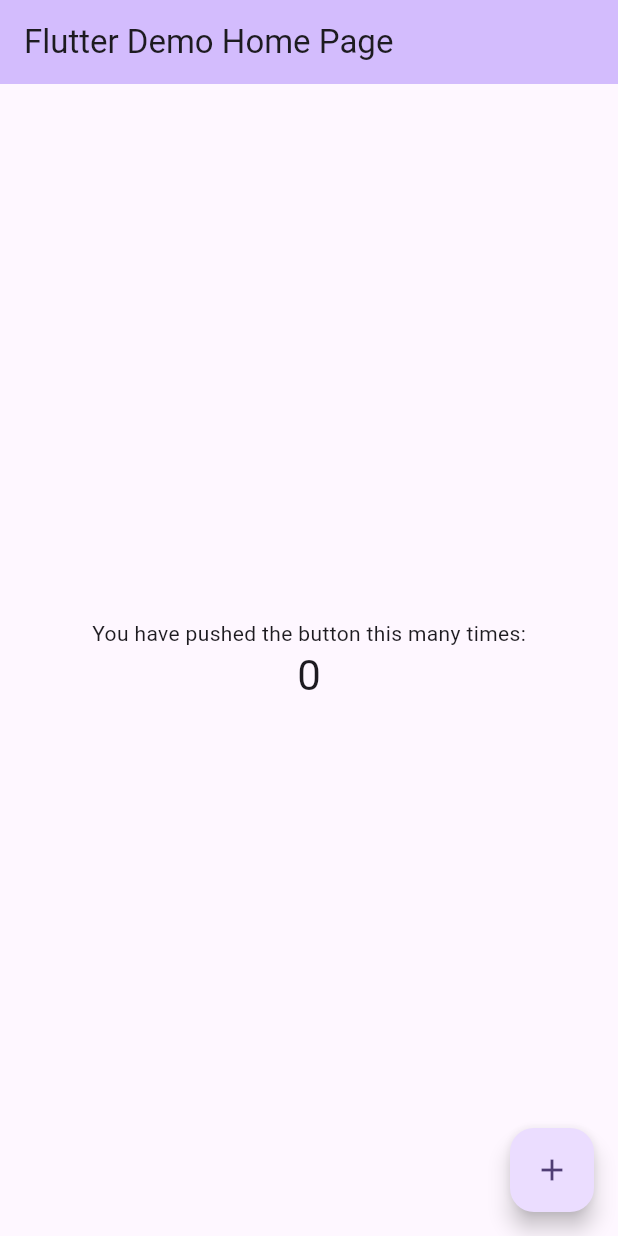
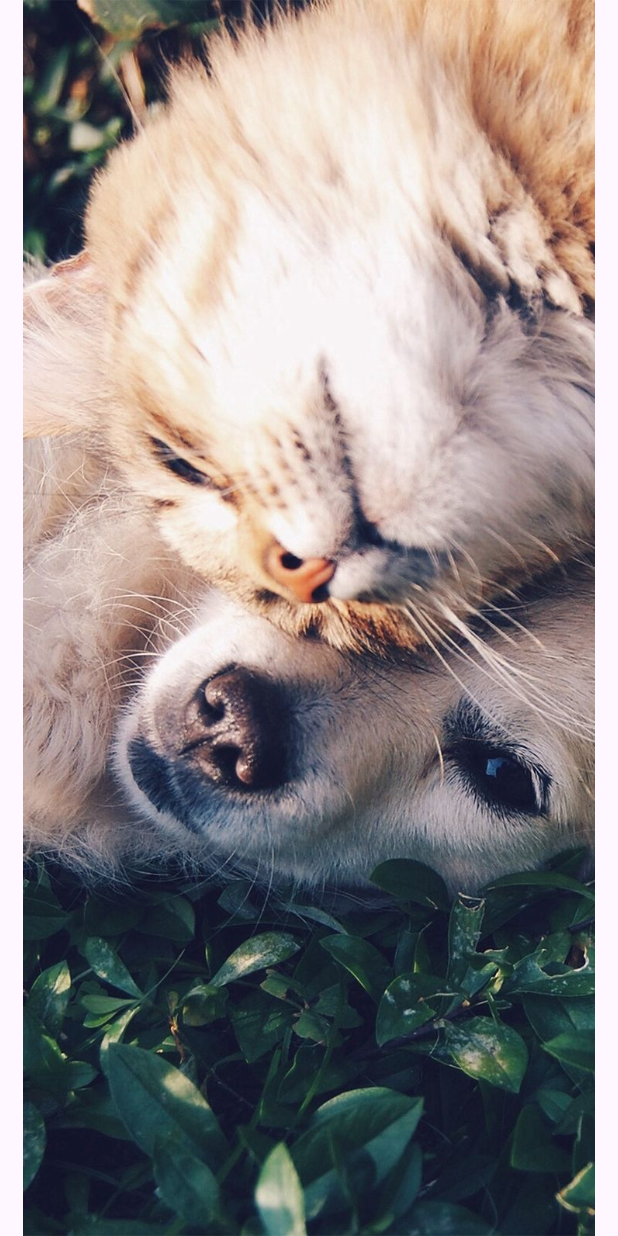
Before and after one commit to PetarJovanovic996/my_pet, a Flutter app: the screen it shows after launch, on a phone screen of 412 x 824 dp. Run offline on Flutter 3.47's test engine with Material 3 defaults, Android fonts, the phone set to English and light mode, and no system bars; our stand-ins replace flutter_bloc; generated files the repository leaves out were written again.

Commit message:
Project Set-Up/ Main.dart, languages, and Routes implementation

```diff
--- /dev/null
+++ b/lib/core/routes.dart
@@ -0,0 +1,31 @@
+import 'package:flutter/material.dart';
+import 'package:my_pet/presentations/screens/welcome_view_screen.dart';
+
+class Routes {
+  static const String welcomeViewScreen = 'welcome-view';
+  static const String logInScreen = 'logIn-screen';
+  static const String registerScreen = 'register-screen';
+  static const String onboardingScreen = 'onboarding-screen';
+  static const String homeScreen = 'home-screen';
+  static const String editProfileScreen = 'edit-profile-screen';
+}
+
+class MyRouter {
+  static Route<dynamic>? onGenerateRoute(RouteSettings routeSettings) {
+    return MaterialPageRoute(
+      builder: (BuildContext context) {
+        return switch (routeSettings.name) {
+          (Routes.welcomeViewScreen) => const WelcomeViewScreen(),
+          //   (Routes.logInScreen) => const LogInScreen(),
+          // (Routes.registerScreen) => const RegisterScreen(),
+          // (Routes.onboardingScreen) => const OnboardingScreen(),
+          // (Routes.homeScreen) => const HomeScreen(),
+          // (Routes.editProfileScreen) => const EditProfileScreen(),
+
+          // Default route
+          _ => const WelcomeViewScreen(),
+        };
+      },
+    );
+  }
+}
--- /dev/null
+++ b/lib/data/models/language.dart
@@ -0,0 +1,22 @@
+import 'package:flutter/material.dart';
+
+class Language {
+  Language({required this.code, required this.locale, required this.name});
+
+  final String code;
+  final Locale locale;
+  final String name;
+
+  static List<Language> get supportedLanguages {
+    return [
+      Language(code: 'en', locale: const Locale('en'), name: 'English'),
+      Language(code: 'sr', locale: const Locale('sr'), name: 'Srpski'),
+    ];
+  }
+
+  static List<Map<String, String>> get availableLanguages {
+    return supportedLanguages
+        .map((language) => {'code': language.code, 'name': language.name})
+        .toList();
+  }
+}
--- a/lib/main.dart
+++ b/lib/main.dart
@@ -1,122 +1,38 @@
 import 'package:flutter/material.dart';
+import 'package:flutter_bloc/flutter_bloc.dart';
+import 'package:flutter_localizations/flutter_localizations.dart';
+import 'package:my_pet/core/app_block_observer.dart';
+import 'package:flutter_gen/gen_l10n/app_localizations.dart';
+import 'package:my_pet/core/routes.dart';
+import 'package:my_pet/data/models/language.dart';
 
-void main() {
+Future<void> main() async {
+  Bloc.observer = AppBlocObserver();
+
   runApp(const MyApp());
 }
 
 class MyApp extends StatelessWidget {
   const MyApp({super.key});
 
-  // This widget is the root of your application.
   @override
   Widget build(BuildContext context) {
     return MaterialApp(
-      title: 'Flutter Demo',
-      theme: ThemeData(
-        // This is the theme of your application.
-        //
-        // TRY THIS: Try running your application with "flutter run". You'll see
-        // the application has a purple toolbar. Then, without quitting the app,
-        // try changing the seedColor in the colorScheme below to Colors.green
-        // and then invoke "hot reload" (save your changes or press the "hot
-        // reload" button in a Flutter-supported IDE, or press "r" if you used
-        // the command line to start the app).
-        //
-        // Notice that the counter didn't reset back to zero; the application
-        // state is not lost during the reload. To reset the state, use hot
-        // restart instead.
-        //
-        // This works for code too, not just values: Most code changes can be
-        // tested with just a hot reload.
-        colorScheme: ColorScheme.fromSeed(seedColor: Colors.deepPurple),
-      ),
-      home: const MyHomePage(title: 'Flutter Demo Home Page'),
+      localizationsDelegates: [
+        AppLocalizations.delegate,
+        GlobalWidgetsLocalizations.delegate,
+        GlobalMaterialLocalizations.delegate,
+        GlobalCupertinoLocalizations.delegate,
+      ],
+      supportedLocales:
+          Language.supportedLanguages
+              .map((language) => language.locale)
+              .toList(),
+
+      //dodati temu
+      debugShowCheckedModeBanner: false,
+      title: 'My Pet',
+      onGenerateRoute: MyRouter.onGenerateRoute,
     );
   }
 }
-
-class MyHomePage extends StatefulWidget {
-  const MyHomePage({super.key, required this.title});
-
-  // This widget is the home page of your application. It is stateful, meaning
-  // that it has a State object (defined below) that contains fields that affect
-  // how it looks.
-
-  // This class is the configuration for the state. It holds the values (in this
-  // case the title) provided by the parent (in this case the App widget) and
-  // used by the build method of the State. Fields in a Widget subclass are
-  // always marked "final".
-
-  final String title;
-
-  @override
-  State<MyHomePage> createState() => _MyHomePageState();
-}
-
-class _MyHomePageState extends State<MyHomePage> {
-  int _counter = 0;
-
-  void _incrementCounter() {
-    setState(() {
-      // This call to setState tells the Flutter framework that something has
-      // changed in this State, which causes it to rerun the build method below
-      // so that the display can reflect the updated values. If we changed
-      // _counter without calling setState(), then the build method would not be
-      // called again, and so nothing would appear to happen.
-      _counter++;
-    });
-  }
-
-  @override
-  Widget build(BuildContext context) {
-    // This method is rerun every time setState is called, for instance as done
-    // by the _incrementCounter method above.
-    //
-    // The Flutter framework has been optimized to make rerunning build methods
-    // fast, so that you can just rebuild anything that needs updating rather
-    // than having to individually change instances of widgets.
-    return Scaffold(
-      appBar: AppBar(
-        // TRY THIS: Try changing the color here to a specific color (to
-        // Colors.amber, perhaps?) and trigger a hot reload to see the AppBar
-        // change color while the other colors stay the same.
-        backgroundColor: Theme.of(context).colorScheme.inversePrimary,
-        // Here we take the value from the MyHomePage object that was created by
-        // the App.build method, and use it to set our appbar title.
-        title: Text(widget.title),
-      ),
-      body: Center(
-        // Center is a layout widget. It takes a single child and positions it
-        // in the middle of the parent.
-        child: Column(
-          // Column is also a layout widget. It takes a list of children and
-          // arranges them vertically. By default, it sizes itself to fit its
-          // children horizontally, and tries to be as tall as its parent.
-          //
-          // Column has various properties to control how it sizes itself and
-          // how it positions its children. Here we use mainAxisAlignment to
-          // center the children vertically; the main axis here is the vertical
-          // axis because Columns are vertical (the cross axis would be
-          // horizontal).
-          //
-          // TRY THIS: Invoke "debug painting" (choose the "Toggle Debug Paint"
-          // action in the IDE, or press "p" in the console), to see the
-          // wireframe for each widget.
-          mainAxisAlignment: MainAxisAlignment.center,
-          children: <Widget>[
-            const Text('You have pushed the button this many times:'),
-            Text(
-              '$_counter',
-              style: Theme.of(context).textTheme.headlineMedium,
-            ),
-          ],
-        ),
-      ),
-      floatingActionButton: FloatingActionButton(
-        onPressed: _incrementCounter,
-        tooltip: 'Increment',
-        child: const Icon(Icons.add),
-      ), // This trailing comma makes auto-formatting nicer for build methods.
-    );
-  }
-}
--- /dev/null
+++ b/lib/presentations/screens/welcome_view_screen.dart
@@ -0,0 +1,12 @@
+import 'package:flutter/material.dart';
+
+class WelcomeViewScreen extends StatelessWidget {
+  const WelcomeViewScreen({super.key});
+
+  @override
+  Widget build(BuildContext context) {
+    return Scaffold(
+      body: Center(child: Image.asset('assets/images/hello.jpg')),
+    );
+  }
+}
```
Also changed, not shown: lib/core/app_block_observer.dart (added, +37 -0 lines), lib/core/theme.dart (added, +206 -0 lines), lib/l10n/app_en.arb (added, +7 -0 lines), lib/l10n/app_sr.arb (added, +7 -0 lines), pubspec.yaml (+14 -66 lines), assets/images/hello.jpg (added), pubspec.lock, 9 other files.
